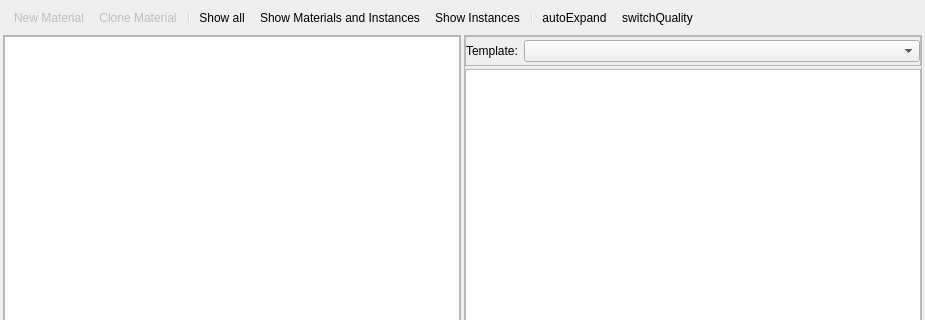
Old version of the form Tools/ResourceEditor/DataQt/materialeditor.ui in the repository xaoctech/dava.engine; both pictures show x 0 to 925 and y 0 to 320 of the 925 by 638 pixel window.
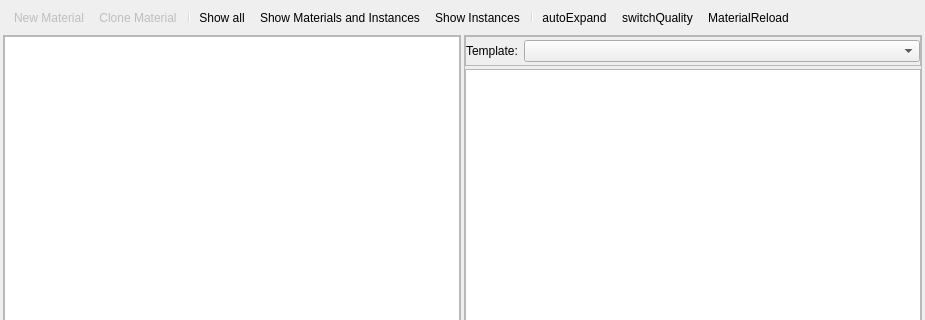
New version of the form. Icons and pictures are not drawn. Custom widgets are drawn as their Qt base class.

```diff
--- a/Tools/ResourceEditor/DataQt/materialeditor.ui
+++ b/Tools/ResourceEditor/DataQt/materialeditor.ui
@@ -41,6 +41,7 @@
      <addaction name="separator"/>
      <addaction name="actionAutoExpand"/>
      <addaction name="actionSwitchQuality"/>
+     <addaction name="actionMaterialReload"/>
     </widget>
    </item>
    <item>
@@ -196,6 +197,11 @@
     <string>switchQuality</string>
    </property>
   </action>
+  <action name="actionMaterialReload">
+   <property name="text">
+    <string>MaterialReload</string>
+   </property>
+  </action>
   <actiongroup name="filterType">
    <action name="actionShowAll">
     <property name="checkable">
```
